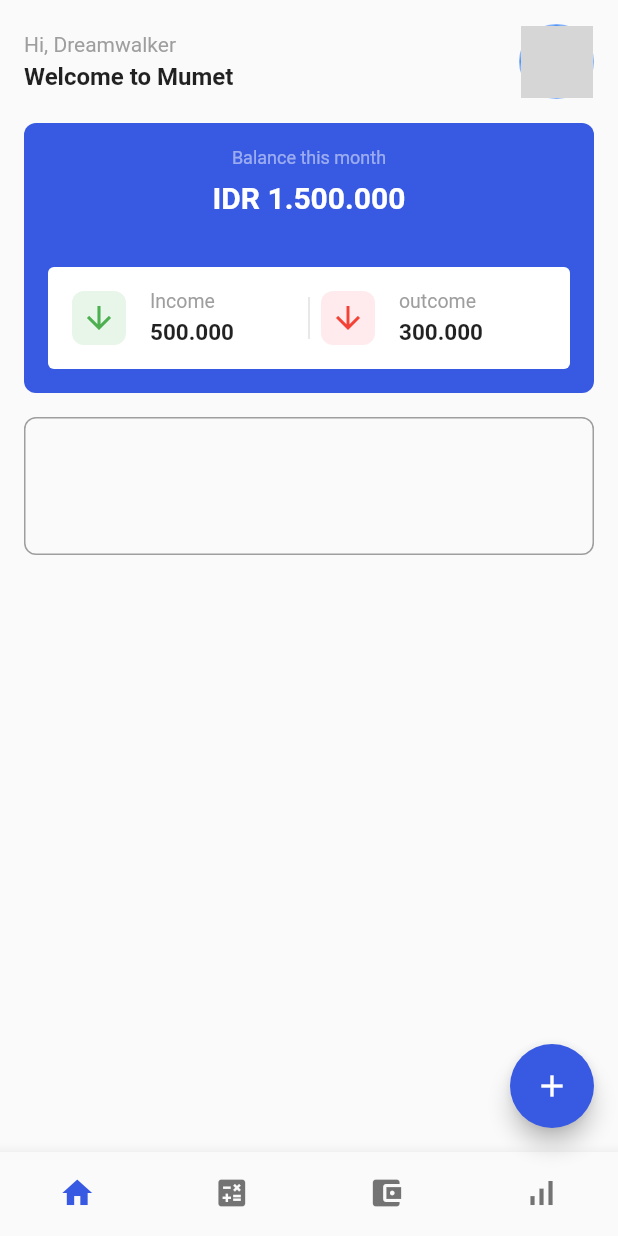
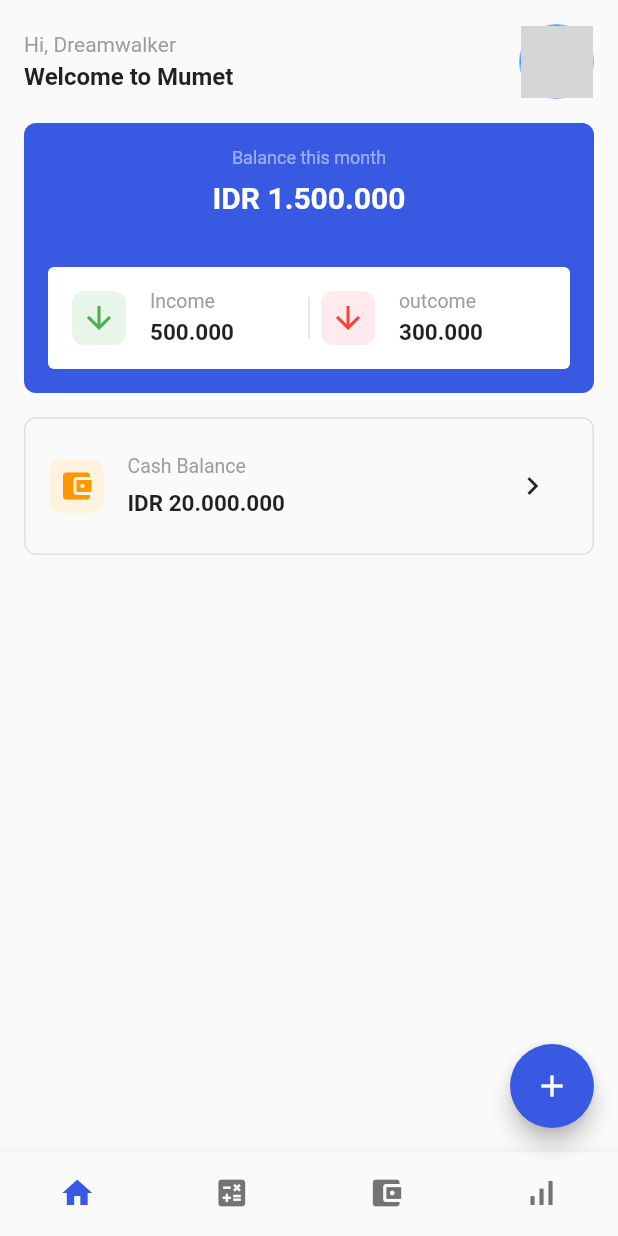
Before and after one commit to JAICHANGPARK/flutter_notebook_17th_story, a Flutter app: the screen it shows after launch, on a phone screen of 412 x 824 dp. Run offline on Flutter 3.47's test engine with Material 2 defaults, Android fonts, the phone set to English and light mode, and no system bars; our stand-ins replace cached_network_image, flutter_riverpod, ionicons; network calls fail; grey boxes are pictures that could not be loaded.

Commit message:
Update finance_home_component.dart

```diff
--- a/lib/ep1004_finance_app/src/ui/finance_home_component.dart
+++ b/lib/ep1004_finance_app/src/ui/finance_home_component.dart
@@ -198,10 +198,61 @@ class FinanceHomeComponent extends StatelessWidget {
             child: Container(
               height: 92,
               decoration: BoxDecoration(
-                  borderRadius: BorderRadius.circular(8),
-                  border: Border.all(
-                    color: Colors.grey,
-                  )),
+                borderRadius: BorderRadius.circular(8),
+                border: Border.all(
+                  color: Colors.grey[300]!,
+                ),
+              ),
+              padding: const EdgeInsets.symmetric(horizontal: 16),
+              child: Row(
+                children: [
+                  Container(
+                    height: 36,
+                    width: 36,
+                    decoration: BoxDecoration(
+                      borderRadius: BorderRadius.circular(8),
+                      color: Colors.orange[50],
+                    ),
+                    child: const Icon(
+                      Icons.account_balance_wallet,
+                      color: Colors.orange,
+                    ),
+                  ),
+                  Padding(
+                    padding: const EdgeInsets.only(
+                      left: 16,
+                    ),
+                    child: Column(
+                      mainAxisAlignment: MainAxisAlignment.center,
+                      crossAxisAlignment: CrossAxisAlignment.start,
+                      children: const [
+                        Text(
+                          "Cash Balance",
+                          style: TextStyle(
+                            color: Colors.grey,
+                            fontSize: 13,
+                          ),
+                        ),
+                        SizedBox(
+                          height: 8,
+                        ),
+                        Text(
+                          "IDR 20.000.000",
+                          style: TextStyle(
+                            fontWeight: FontWeight.bold,
+                            fontSize: 15,
+                          ),
+                        )
+                      ],
+                    ),
+                  ),
+                  const Spacer(),
+                  IconButton(
+                    onPressed: () {},
+                    icon: const Icon(Icons.keyboard_arrow_right),
+                  )
+                ],
+              ),
             ),
           )
         ],
```
